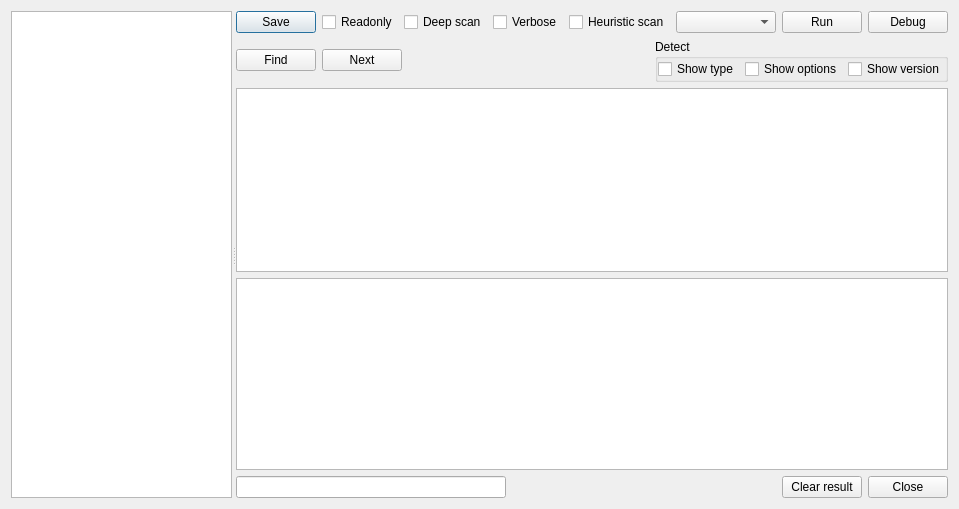
horsicq/die_widget, file dialogsignatures.ui: the form before one commit.
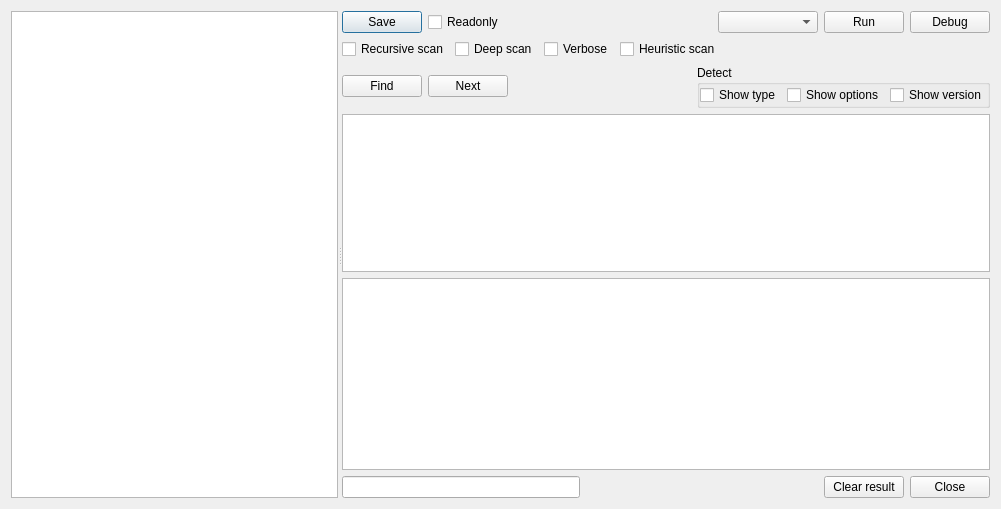
The form after the commit. Custom widgets are drawn as their Qt base class.

Patch:
```diff
--- a/dialogsignatures.ui
+++ b/dialogsignatures.ui
@@ -9,7 +9,7 @@
    <rect>
     <x>0</x>
     <y>0</y>
-    <width>959</width>
+    <width>1001</width>
     <height>509</height>
    </rect>
   </property>
@@ -99,27 +99,6 @@
            </property>
           </spacer>
          </item>
-         <item>
-          <widget class="QCheckBox" name="checkBoxDeepScan">
-           <property name="text">
-            <string>Deep scan</string>
-           </property>
-          </widget>
-         </item>
-         <item>
-          <widget class="QCheckBox" name="checkBoxVerbose">
-           <property name="text">
-            <string>Verbose</string>
-           </property>
-          </widget>
-         </item>
-         <item>
-          <widget class="QCheckBox" name="checkBoxHeuristicScan">
-           <property name="text">
-            <string>Heuristic scan</string>
-           </property>
-          </widget>
-         </item>
          <item>
           <widget class="QComboBox" name="comboBoxFunction">
            <property name="minimumSize">
@@ -146,6 +125,51 @@
          </item>
         </layout>
        </item>
+       <item>
+        <layout class="QHBoxLayout" name="horizontalLayout_4">
+         <item>
+          <widget class="QCheckBox" name="checkBoxRecursiveScan">
+           <property name="text">
+            <string>Recursive scan</string>
+           </property>
+          </widget>
+         </item>
+         <item>
+          <widget class="QCheckBox" name="checkBoxDeepScan">
+           <property name="text">
+            <string>Deep scan</string>
+           </property>
+          </widget>
+         </item>
+         <item>
+          <widget class="QCheckBox" name="checkBoxVerbose">
+           <property name="text">
+            <string>Verbose</string>
+           </property>
+          </widget>
+         </item>
+         <item>
+          <widget class="QCheckBox" name="checkBoxHeuristicScan">
+           <property name="text">
+            <string>Heuristic scan</string>
+           </property>
+          </widget>
+         </item>
+         <item>
+          <spacer name="horizontalSpacer">
+           <property name="orientation">
+            <enum>Qt::Horizontal</enum>
+           </property>
+           <property name="sizeHint" stdset="0">
+            <size>
+             <width>40</width>
+             <height>20</height>
+            </size>
+           </property>
+          </spacer>
+         </item>
+        </layout>
+       </item>
        <item>
         <layout class="QHBoxLayout" name="horizontalLayout_5">
          <item>
```
